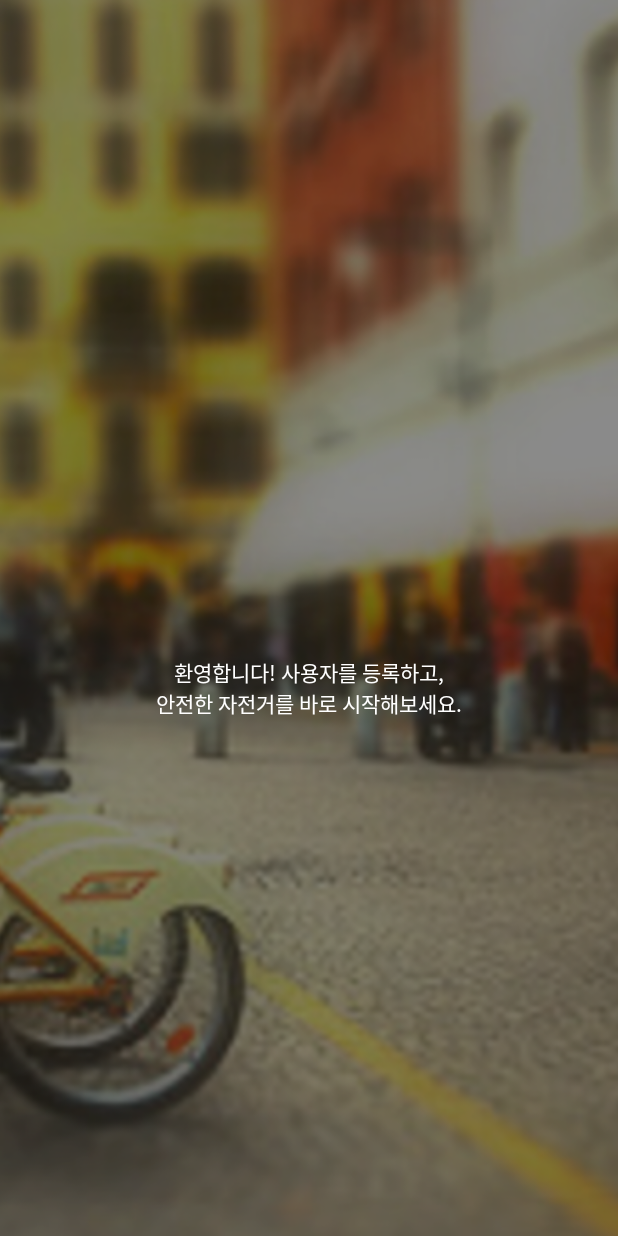
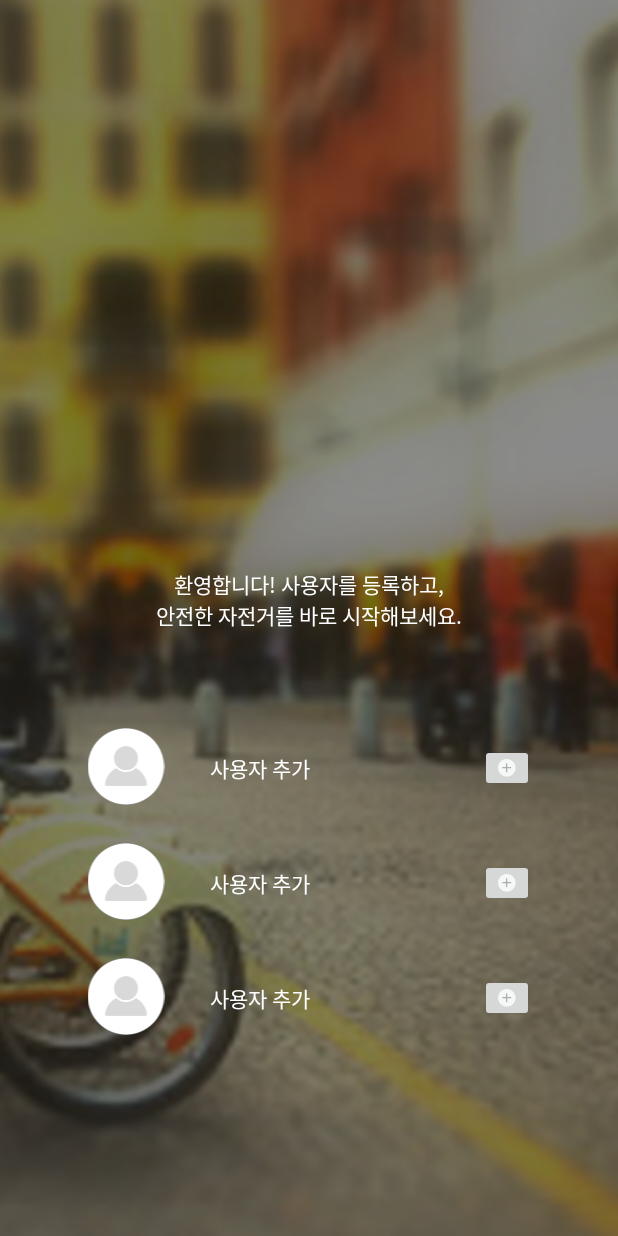
Before and after one commit to for-project-team/child-cycle-android, an Android app: the screen it shows after launch (MainActivity), on a phone screen of 412 x 824 dp. Run offline under Robolectric (Android 15) with nearby library versions, the phone set to English and light mode, and no system bars; libraries missing offline, so code that uses them is left out: com.loopj.android, cz.msebera.android; 4 statements that could not run were skipped.

Commit message:
user list 변경 완료.

```diff
--- a/app/src/main/java/com/example/eunji/childcycle/MainActivity.java
+++ b/app/src/main/java/com/example/eunji/childcycle/MainActivity.java
@@ -99,7 +99,7 @@ public class MainActivity extends AppCompatActivity
             public void onComplete(ArrayList<UserDTO> result) {
                 if(result != null) {
                     userList = result;
-                    txtview1.setText(result.get(0).getName());
+                 //   txtview1.setText(result.get(0).getName());
 
                 }else{
                     Toast.makeText(getApplicationContext(), "서버가 연결되지 않았습니다", Toast.LENGTH_SHORT).show();
--- a/app/src/main/java/com/example/eunji/childcycle/UserListviewAdapter.java
+++ b/app/src/main/java/com/example/eunji/childcycle/UserListviewAdapter.java
@@ -9,6 +9,7 @@ import android.view.LayoutInflater;
 import android.view.View;
 import android.view.ViewGroup;
 import android.widget.BaseAdapter;
+import android.widget.ImageButton;
 import android.widget.ImageView;
 import android.widget.TextView;
 
@@ -24,7 +25,7 @@ public class UserListviewAdapter extends BaseAdapter {
     private int layout;
     private ImageView icon;
     private TextView name;
-    private ImageView add;
+    private ImageButton add;
 
     public UserListviewAdapter(Context context, int layout, ArrayList<UserListviewItem> data){
         this.inflater = (LayoutInflater)context.getSystemService(Context.LAYOUT_INFLATER_SERVICE);
@@ -56,13 +57,13 @@ public class UserListviewAdapter extends BaseAdapter {
 
         UserListviewItem userlistviewItem = data.get(position);
 
-        icon = (ImageView) convertView.findViewById(R.id.list_imageview);
+        icon = (ImageView) convertView.findViewById(R.id.app_user);
         icon.setImageResource(userlistviewItem.getIcon());
 
-        name = (TextView) convertView.findViewById(R.id.list_text);
+        name = (TextView) convertView.findViewById(R.id.user_name);
         name.setText(userlistviewItem.getName());
 
-        add = (ImageView) convertView.findViewById(R.id.list_imageview);
+        add = (ImageButton) convertView.findViewById(R.id.add_user);
         add.setImageResource(userlistviewItem.getAdd());
 
         return convertView;
--- a/app/src/main/res/layout/content_main.xml
+++ b/app/src/main/res/layout/content_main.xml
@@ -22,7 +22,8 @@
             android:gravity="bottom"
             android:layout_weight="0.84"
             android:layout_width="match_parent"
-            android:layout_height="wrap_content">
+            android:layout_height="wrap_content"
+            android:weightSum="1">
 
             <TextView
                 android:textSize="14sp"
@@ -33,20 +34,24 @@
                 android:text="환영합니다! 사용자를 등록하고,\n안전한 자전거를 바로 시작해보세요."/>
 
 
-            <LinearLayout xmlns:android="http://schemas.android.com/apk/res/android"
+            <LinearLayout
+                android:gravity="center"
+                xmlns:android="http://schemas.android.com/apk/res/android"
+                android:layout_marginLeft="@dimen/check_padding"
+                android:layout_marginRight="@dimen/check_padding"
                 android:layout_width="match_parent"
-                android:layout_height="0dp"
+                android:layout_height="wrap_content"
                 android:orientation="vertical"
                 android:layout_marginTop="5dp"
-                >
+                android:layout_weight="0.20">
 
                 <ListView
                     android:id="@+id/setting_listview"
                     android:layout_width="match_parent"
-                    android:layout_height="match_parent"
+                    android:layout_height="303dp"
                     android:choiceMode="singleChoice"
                     android:divider="#3e3e3e"
-                    android:dividerHeight="1dp"
+                    android:dividerHeight="0dp"
                     />
 
             </LinearLayout>
@@ -82,23 +87,7 @@
 
 
                 </LinearLayout>-->
-        <LinearLayout xmlns:android="http://schemas.android.com/apk/res/android"
-            android:layout_width="match_parent"
-            android:layout_height="wrap_content"
-            android:orientation="vertical"
-            android:layout_marginTop="5dp"
-            >
 
-            <ListView
-                android:id="@+id/user_listview"
-                android:layout_width="match_parent"
-                android:layout_height="334dp"
-                android:choiceMode="singleChoice"
-                android:divider="#3e3e3e"
-                android:dividerHeight="0dp"
-                />
-
-        </LinearLayout>
     </LinearLayout>
 
 
--- a/app/src/main/res/layout/ui_user_list.xml
+++ b/app/src/main/res/layout/ui_user_list.xml
@@ -1,13 +1,14 @@
 <?xml version="1.0" encoding="utf-8"?>
 <LinearLayout android:layout_weight="0.35"
-    android:paddingTop="15dp"
-    android:paddingRight="@dimen/check_padding2"
-    android:paddingLeft="@dimen/check_padding2"
+    android:paddingRight="@dimen/check_padding"
+    android:paddingLeft="@dimen/check_padding"
+    android:orientation="vertical"
     android:layout_width="match_parent"
     android:layout_height="wrap_content"
     xmlns:android="http://schemas.android.com/apk/res/android">
 
     <LinearLayout
+        android:orientation="horizontal"
         android:layout_width="match_parent"
         android:layout_height="wrap_content">
 
```
Lines whose indentation alone changed are shown as unchanged.
